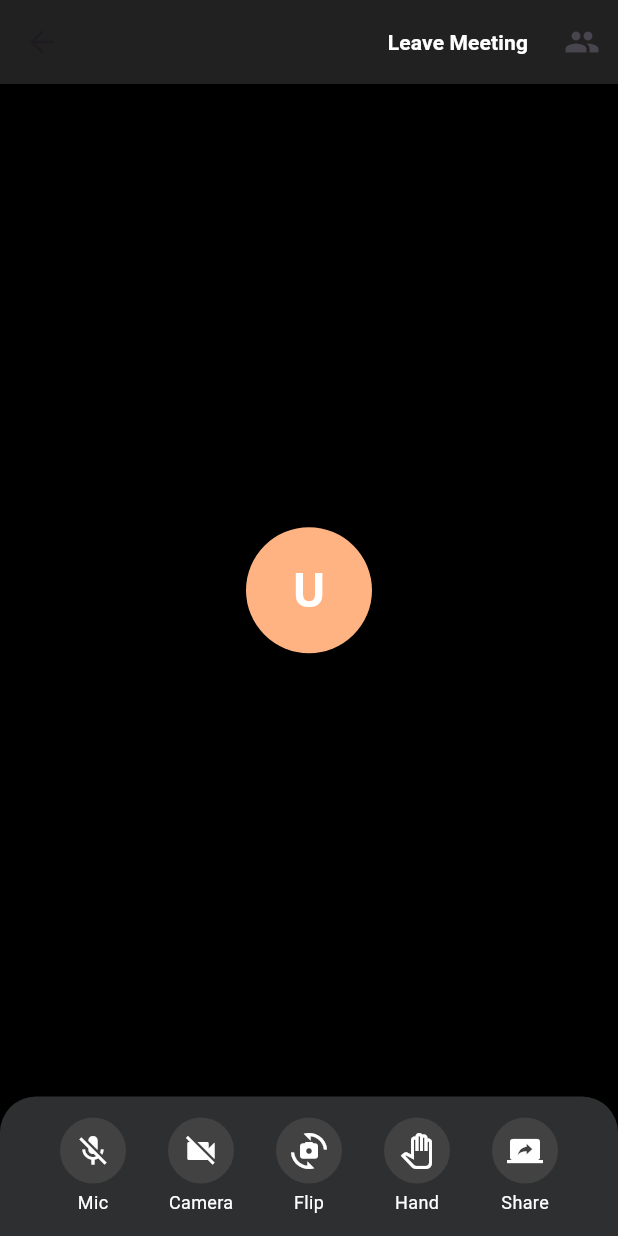
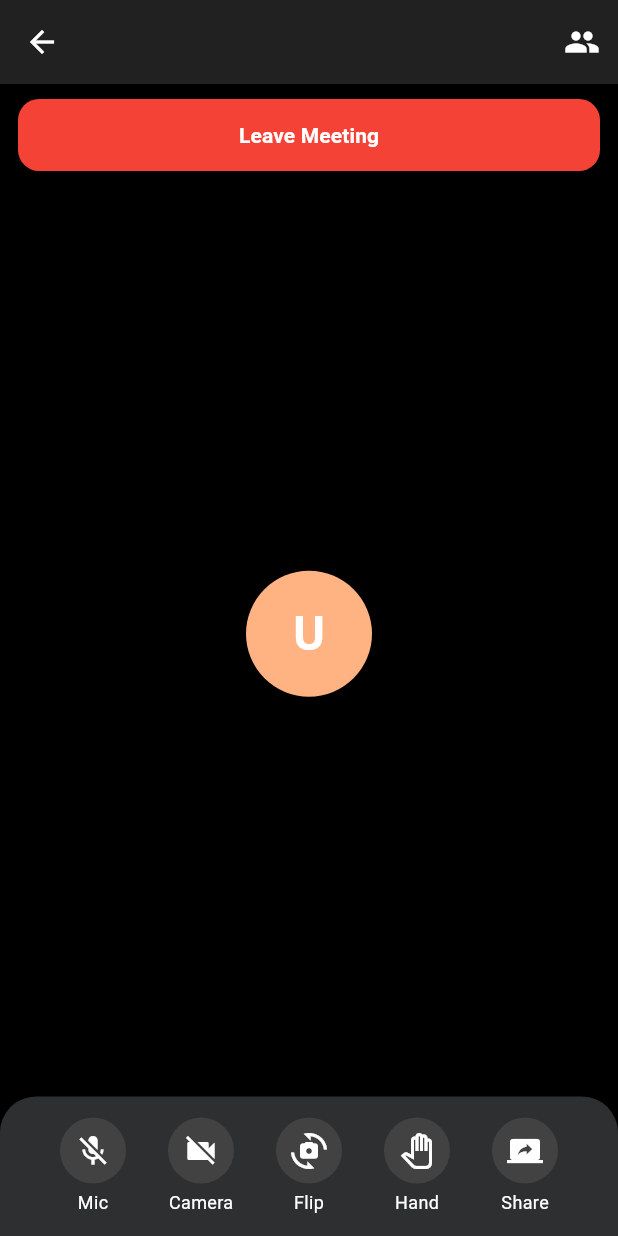
Before and after one commit to OlaTarig/GP-Turjuman, a Flutter app: the MeetingView screen opened directly with empty values, on a phone screen of 412 x 824 dp. Run offline on Flutter 3.47's test engine with Material 3 defaults, Android fonts, the phone set to English and light mode, and no system bars; our stand-ins replace camera, cloud_firestore, firebase_auth, firebase_core, permission_handler; accounts and stored records are empty.

Commit message:
fix the ui

```diff
--- a/lib/views/MeetingView.dart
+++ b/lib/views/MeetingView.dart
@@ -181,28 +181,46 @@ class _MeetingScreenState extends State<MeetingView> {
       backgroundColor: Colors.black,
       appBar: AppBar(
         backgroundColor: Colors.grey[900],
-        title: Text(widget.meeting.title),
+        centerTitle: true, // ✅ العنوان بالمنتصف
+        title: Text(
+          widget.meeting.title,
+          style: const TextStyle(color: Colors.white), // ✅ نفس الأبيض
+        ),
+        iconTheme: const IconThemeData(color: Colors.white), // ✅ أيقونات بيضاء
         actions: [
-          TextButton(
-            onPressed: _onLeaveOrEndPressed,
-            child: Text(
-              _isHost ? 'End Meeting' : 'Leave Meeting',
-              style: TextStyle(
-                color: _isHost ? Colors.redAccent : Colors.white,
-                fontWeight: FontWeight.w700,
-              ),
-            ),
-          ),
           IconButton(
-            icon: const Icon(Icons.people),
+            icon: const Icon(Icons.people, color: Colors.white),
             onPressed: () {
               // later: participants panel
             },
           ),
         ],
       ),
+
       body: Column(
         children: [
+          Padding(
+            padding: const EdgeInsets.fromLTRB(12, 10, 12, 0),
+            child: SizedBox(
+              width: double.infinity,
+              height: 48,
+              child: ElevatedButton(
+                style: ElevatedButton.styleFrom(
+                  backgroundColor: Colors.red,
+                  foregroundColor: Colors.white,
+                  shape: RoundedRectangleBorder(
+                    borderRadius: BorderRadius.circular(14),
+                  ),
+                ),
+                onPressed: _onLeaveOrEndPressed,
+                child: Text(
+                  _isHost ? 'End Meeting' : 'Leave Meeting',
+                  style: const TextStyle(fontWeight: FontWeight.w700),
+                ),
+              ),
+            ),
+          ),
+
           // 🎥 Video Area
           Expanded(
             child: Padding(
@@ -273,12 +291,14 @@ class _MeetingScreenState extends State<MeetingView> {
                   icon: session.isMicOn ? Icons.mic : Icons.mic_off,
                   label: 'Mic',
                   isActive: session.isMicOn,
+                  activeColor: Colors.orange, // ✅ نفس hand
                   onTap: _onMicPressed,
                 ),
                 _meetingIcon(
                   icon: session.isCameraOn ? Icons.videocam : Icons.videocam_off,
                   label: 'Camera',
                   isActive: session.isCameraOn,
+                  activeColor: Colors.orange, // ✅ نفس hand
                   onTap: _onCameraPressed,
                 ),
                 _meetingIcon(
```
